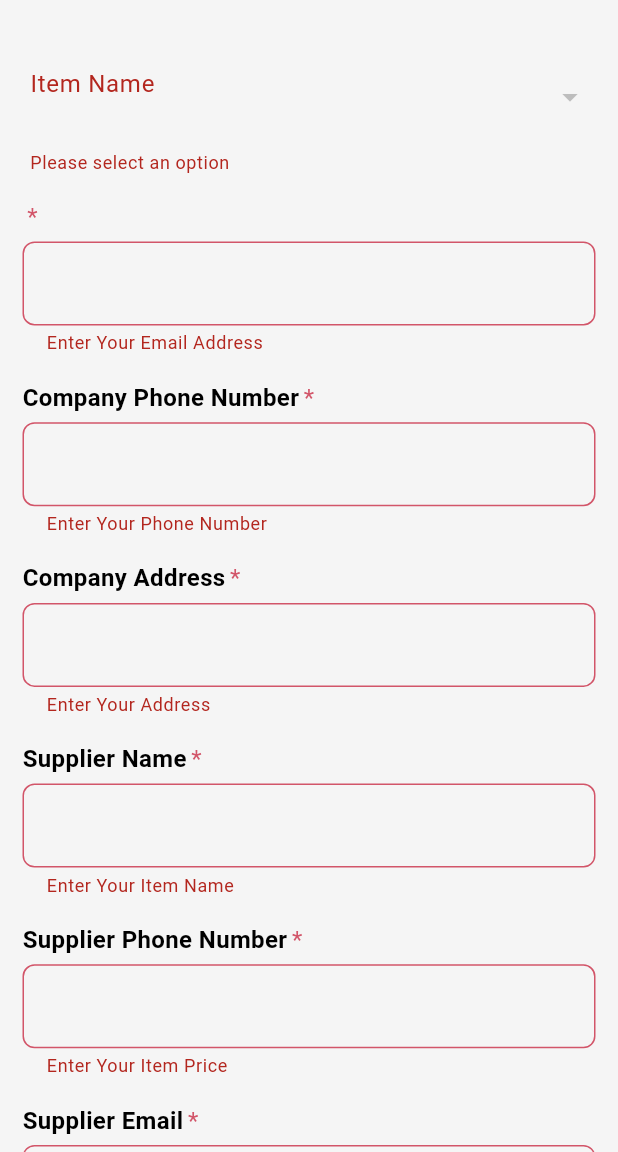
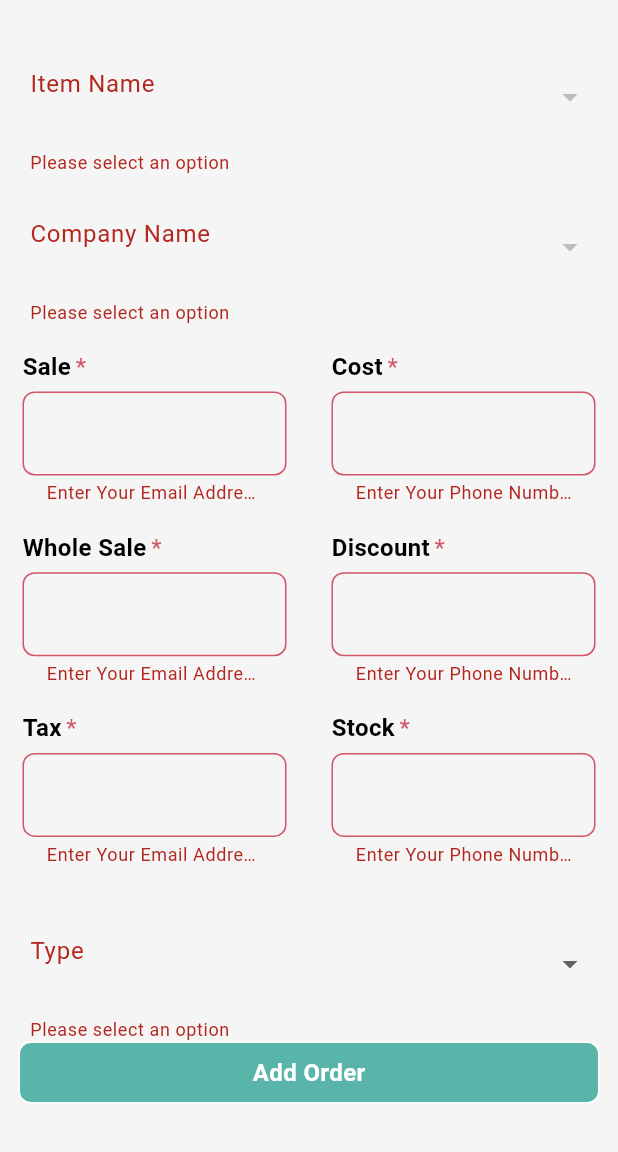
Before and after one commit to Shahabmustafa/Flutter-invoice-app, a Flutter app: the AddOrder screen opened by its route, after a tap on "Add Order", on a phone screen of 412 x 824 dp, the part 84-1236 px from its top. Run offline on Flutter 3.47's test engine with Material 3 defaults, Android fonts, the phone set to English and light mode, and no system bars; our stand-ins replace avatar_glow, cached_network_image, cloud_firestore, firebase_auth, firebase_core, firebase_storage and 9 more; missing offline and left inert: dart:ffi, emailjs; accounts and stored records are empty.

Commit message:
add code

```diff
--- /dev/null
+++ b/lib/model/order_model.dart
@@ -0,0 +1,52 @@
+
+
+
+class OrderModel {
+  String? itemName;
+  String? companyName;
+  String? sale;
+  String? cost;
+  String? wholeSale;
+  String? discount;
+  String? Tax;
+  String? Stock;
+  String? type;
+
+  OrderModel(
+      {this.itemName,
+        this.companyName,
+        this.sale,
+        this.cost,
+        this.wholeSale,
+        this.discount,
+        this.Tax,
+        this.Stock,
+        this.type,
+      });
+
+  OrderModel.fromJson(Map<String, dynamic> json) {
+    itemName = json['itemName'];
+    companyName = json['companyName'];
+    sale = json['sale'];
+    cost = json['cost'];
+    wholeSale = json['wholeSale'];
+    discount = json['discount'];
+    Tax = json['Tax'];
+    Stock = json['Stock'];
+    type = json['type'];
+  }
+
+  Map<String, dynamic> toJson() {
+    final Map<String, dynamic> data = new Map<String, dynamic>();
+    data['itemName'] = this.itemName;
+    data['companyName'] = this.companyName;
+    data['sale'] = this.sale;
+    data['cost'] = this.cost;
+    data['wholeSale'] = this.wholeSale;
+    data['discount'] = this.discount;
+    data['Tax'] = this.Tax;
+    data['Stock'] = this.Stock;
+    data['type'] = this.type;
+    return data;
+  }
+}
--- a/lib/res/app_api/app_api_service.dart
+++ b/lib/res/app_api/app_api_service.dart
@@ -28,4 +28,9 @@ class AppApiService{
   firestore.collection("users")
       .doc(userId)
       .collection("supplier");
+
+  static final order =
+  firestore.collection("users")
+      .doc(userId)
+      .collection("orders");
 }
--- a/lib/res/routes/routes.dart
+++ b/lib/res/routes/routes.dart
@@ -1,5 +1,6 @@
 import 'package:flutter_invoice_app/view/auth/login_screen.dart';
 import 'package:flutter_invoice_app/view/auth/sign_up_screen.dart';
+import 'package:flutter_invoice_app/view/bottam%20navigator%20bar/setting/order/order_details.dart';
 import 'package:flutter_invoice_app/view/bottam%20navigator%20bar/setting/prodile_screen.dart';
 import 'package:flutter_invoice_app/view/home/home_screen.dart';
 import 'package:flutter_invoice_app/view/splash/splash_screen.dart';
@@ -44,6 +45,7 @@ class AppRoutes{
   static const String CustomersDetail = "/CustomerDetail_screen";
   static const String addOrder = "/add_order";
   static const String Order = "/order_screen";
+  static const String orderDetail = "/orderDetail_screen";
 
   static appRoutes() => [
     GetPage(
@@ -160,5 +162,11 @@ class AppRoutes{
       transition: Transition.rightToLeftWithFade,
       transitionDuration: const Duration(microseconds: 250),
     ),
+    GetPage(
+      name: orderDetail,
+      page: () => OrderDetail(),
+      transition: Transition.rightToLeftWithFade,
+      transitionDuration: const Duration(microseconds: 250),
+    ),
   ];
 }
--- /dev/null
+++ b/lib/view model/firebase/order_controller.dart
@@ -0,0 +1,75 @@
+import 'dart:ffi';
+
+import 'package:cloud_firestore/cloud_firestore.dart';
+import 'package:flutter/cupertino.dart';
+import 'package:flutter_invoice_app/model/order_model.dart';
+import 'package:flutter_invoice_app/view%20model/loading_controller.dart';
+import 'package:get/get.dart';
+
+import '../../res/app_api/app_api_service.dart';
+
+class OrderController extends GetxController{
+
+  Rx<TextEditingController> sale = TextEditingController().obs;
+  Rx<TextEditingController> cost = TextEditingController().obs;
+  Rx<TextEditingController> wholeSale = TextEditingController().obs;
+  Rx<TextEditingController> discount = TextEditingController().obs;
+  Rx<TextEditingController> Tax = TextEditingController().obs;
+  Rx<TextEditingController> Stock = TextEditingController().obs;
+
+
+  final loading = Get.put(LoadingController());
+
+  addOrder(String itemName,String companyName,String type)async{
+    OrderModel orderModel = OrderModel(
+      itemName: itemName,
+      companyName: companyName,
+      sale: sale.value.text,
+      cost: cost.value.text,
+      wholeSale: wholeSale.value.text,
+      discount: discount.value.text,
+      Tax: Tax.value.text,
+      Stock: Stock.value.text,
+      type: type,
+    );
+    loading.setLoading(true);
+    try{
+      await AppApiService.order.add(orderModel.toJson()).then((value){
+        loading.setLoading(false);
+      }).onError((error, stackTrace){
+        loading.setLoading(false);
+      });
+    }catch(e){
+      loading.setLoading(false);
+    }
+  }
+
+
+
+  Future<List<String>> itemsName() async {
+    List<String> dropdownItems = [];
+    try {
+      QuerySnapshot querySnapshot = await AppApiService.item.get();
+      if (querySnapshot.docs.isNotEmpty) {
+        dropdownItems = querySnapshot.docs.map((doc) => doc['itemName'].toString()).toList();
+      }
+    } catch (e) {
+      print('Error fetching data: $e');
+    }
+    return dropdownItems;
+  }
+
+  Future<List<String>> companysName() async {
+    List<String> dropdownItems = [];
+    try {
+      QuerySnapshot querySnapshot = await AppApiService.supplier.get();
+      if (querySnapshot.docs.isNotEmpty) {
+        dropdownItems = querySnapshot.docs.map((doc) => doc['companyName'].toString()).toList();
+      }
+    } catch (e) {
+      print('Error fetching data: $e');
+    }
+    return dropdownItems;
+  }
+
+}
--- a/lib/view/bottam navigator bar/setting/order/add_order.dart
+++ b/lib/view/bottam navigator bar/setting/order/add_order.dart
@@ -1,8 +1,6 @@
-import 'package:cloud_firestore/cloud_firestore.dart';
 import 'package:flutter/material.dart';
-import 'package:flutter_invoice_app/res/colors/app_colors.dart';
-
-import '../../../../res/app_api/app_api_service.dart';
+import 'package:flutter_invoice_app/view%20model/firebase/order_controller.dart';
+import 'package:get/get.dart';
 import '../../../../res/component/app_button.dart';
 import '../../../../res/component/invoice_text_field.dart';
 
@@ -17,29 +15,40 @@ class _AddOrderState extends State<AddOrder> {
 
   final _key = GlobalKey<FormState>();
 
-  String? selectedDropdownValue;
-  List<String> dropdownItems = [];
+  String? itemName;
+  String? companyName;
+  String? orderType;
+  List<String> orderTypeDropDownItems = [
+    "Sender",
+    "Receiver",
+  ];
+  List<String> itemNameDropdownItems = [];
+  List<String> companyNameDropdownItems = [];
 
-  Future<List<String>> fetchDropdownDataFromFirebase() async {
-    List<String> dropdownItems = [];
-    try {
-      QuerySnapshot querySnapshot = await AppApiService.item.get();
-      if (querySnapshot.docs.isNotEmpty) {
-        dropdownItems = querySnapshot.docs.map((doc) => doc['itemName'].toString()).toList();
+
+
+  final orderController = Get.put(OrderController());
+
+  Future<void> itemNameSetState() async {
+    List<String> data = await orderController.itemsName();
+    setState(() {
+      itemNameDropdownItems = data;
+    });
   }
-    } catch (e) {
-      print('Error fetching data: $e');
-    }
-    return dropdownItems;
+  Future<void> companyNameSetState() async {
+    List<String> data = await orderController.companysName();
+    setState(() {
+      companyNameDropdownItems = data;
+    });
   }
 
-  Future<void> fetchDataAndSetState() async {
-    List<String> data = await fetchDropdownDataFromFirebase();
-    setState(() {
-      dropdownItems = data;
-    });
+  @override
+  void initState() {
+    // TODO: implement initState
+    super.initState();
+    itemNameSetState();
+    companyNameSetState();
   }
-  @override
   Widget build(BuildContext context) {
     final size = MediaQuery.sizeOf(context);
     return Scaffold(
@@ -64,13 +73,13 @@ class _AddOrderState extends State<AddOrder> {
                         errorText: state.errorText,
                         border: InputBorder.none,
                       ),
-                      isEmpty: selectedDropdownValue == null || selectedDropdownValue!.isEmpty,
+                      isEmpty: itemName == null || itemName!.isEmpty,
                       child: DropdownButtonFormField<String>(
-                        value: selectedDropdownValue,
+                        value: itemName,
                         decoration: InputDecoration(
                           border: InputBorder.none,
                         ),
-                        items: dropdownItems.map((String value) {
+                        items: itemNameDropdownItems.map((String value) {
                           return DropdownMenuItem<String>(
                             value: value,
                             child: Text(value),
@@ -78,7 +87,46 @@ class _AddOrderState extends State<AddOrder> {
                         }).toList(),
                         onChanged: (value) {
                           setState(() {
-                            selectedDropdownValue = value;
+                            itemName = value;
+                          });
+                          state.didChange(value);
+                        },
+                      ),
+                    );
+                  },
+                  validator: (value) {
+                    if (value == null || value.isEmpty) {
+                      return 'Please select an option';
+                    }
+                    return null;
+                  },
+                ),
+              ),
+              Padding(
+                padding: const EdgeInsets.symmetric(horizontal: 20),
+                child: FormField<String>(
+                  builder: (FormFieldState<String> state) {
+                    return InputDecorator(
+                      decoration: InputDecoration(
+                        labelText: 'Company Name',
+                        errorText: state.errorText,
+                        border: InputBorder.none,
+                      ),
+                      isEmpty: companyName == null || companyName!.isEmpty,
+                      child: DropdownButtonFormField<String>(
+                        value: companyName,
+                        decoration: InputDecoration(
+                          border: InputBorder.none,
+                        ),
+                        items: companyNameDropdownItems.map((String value) {
+                          return DropdownMenuItem<String>(
+                            value: value,
+                            child: Text(value),
+                          );
+                        }).toList(),
+                        onChanged: (value) {
+                          setState(() {
+                            companyName = value;
                           });
                           state.didChange(value);
                         },
@@ -96,82 +144,143 @@ class _AddOrderState extends State<AddOrder> {
               SizedBox(
                 height: size.height * 0.02,
               ),
-              InvoiceTextField(
-                title: "",
+              Row(
+               children: [
+                 Flexible(
+                   child: InvoiceTextField(
+                     title: "Sale",
+                     keyboardType: TextInputType.emailAddress,
+                     controller: orderController.sale.value,
+                     validator: (value){
+                       return value!.isEmpty ? "Enter Your Email Address" : null;
+                     },
+                   ),
+                 ),
+                 Flexible(
+                   child: InvoiceTextField(
+                     title: "Cost",
+                     controller: orderController.cost.value,
+                     keyboardType: TextInputType.phone,
+                     validator: (value){
+                       return value!.isEmpty ? "Enter Your Phone Number" : null;
+                     },
+                   ),
+                 ),
+               ],
+             ),
+              SizedBox(
+                height: size.height * 0.02,
+              ),
+              Row(
+                children: [
+                  Flexible(
+                    child: InvoiceTextField(
+                      title: "Whole Sale",
+                      controller: orderController.wholeSale.value,
                       keyboardType: TextInputType.emailAddress,
                       validator: (value){
                         return value!.isEmpty ? "Enter Your Email Address" : null;
                       },
                     ),
-              SizedBox(
-                height: size.height * 0.02,
                   ),
-              InvoiceTextField(
-                title: "Company Phone Number",
-                // controller: addSupplier.companyPhoneNumber.value,
+                  Flexible(
+                    child: InvoiceTextField(
+                      title: "Discount",
+                      controller: orderController.discount.value,
                       keyboardType: TextInputType.phone,
                       validator: (value){
                         return value!.isEmpty ? "Enter Your Phone Number" : null;
                       },
                     ),
-              SizedBox(
-                height: size.height * 0.02,
                   ),
-              InvoiceTextField(
-                title: "Company Address",
-                // controller: addSupplier.companyAddress.value,
-                keyboardType: TextInputType.multiline,
-                maxLines: 5,
-                validator: (value){
-                  return value!.isEmpty ? "Enter Your Address" : null;
-                },
+                ],
               ),
               SizedBox(
                 height: size.height * 0.02,
               ),
-              InvoiceTextField(
-                title: "Supplier Name",
-                // controller: addSupplier.supplierName.value,
+              Row(
+                children: [
+                  Flexible(
+                    child: InvoiceTextField(
+                      title: "Tax",
+                      controller: orderController.Tax.value,
+                      keyboardType: TextInputType.emailAddress,
                       validator: (value){
-                  return value!.isEmpty ? "Enter Your Item Name" : null;
+                        return value!.isEmpty ? "Enter Your Email Address" : null;
                       },
+                    ),
+                  ),
+                  Flexible(
+                    child: InvoiceTextField(
+                      title: "Stock",
+                      controller: orderController.Stock.value,
+                      keyboardType: TextInputType.phone,
+                      validator: (value){
+                        return value!.isEmpty ? "Enter Your Phone Number" : null;
+                      },
+                    ),
+                  ),
+                ],
               ),
               SizedBox(
                 height: size.height * 0.02,
               ),
-              InvoiceTextField(
-                title: "Supplier Phone Number",
-                // controller: addSupplier.supplierPhoneNumber.value,
-                keyboardType: TextInputType.number,
-                validator: (value){
-                  return value!.isEmpty ? "Enter Your Item Price" : null;
+              Padding(
+                padding: const EdgeInsets.symmetric(horizontal: 20),
+                child: FormField<String>(
+                  builder: (FormFieldState<String> state) {
+                    return InputDecorator(
+                      decoration: InputDecoration(
+                        labelText: 'Type',
+                        errorText: state.errorText,
+                        border: InputBorder.none,
+                      ),
+                      isEmpty: orderType == null || orderType!.isEmpty,
+                      child: DropdownButtonFormField<String>(
+                        value: orderType,
+                        decoration: InputDecoration(
+                          border: InputBorder.none,
+                        ),
+                        items: orderTypeDropDownItems.map((String value) {
+                          return DropdownMenuItem<String>(
+                            value: value,
+                            child: Text(value),
+                          );
+                        }).toList(),
+                        onChanged: (value) {
+                          setState(() {
+                            orderType = value;
+                          });
+                          state.didChange(value);
                         },
                       ),
-              SizedBox(
-                height: size.height * 0.02,
-              ),
-              InvoiceTextField(
-                title: "Supplier Email",
-                // controller: addSupplier.supplierEmail.value,
-                suffix: Text("%"),
-                validator: (value){
-                  return value!.isEmpty ? "Enter Your Item Whole Price" : null;
+                    );
+                  },
+                  validator: (value) {
+                    if (value == null || value.isEmpty) {
+                      return 'Please select an option';
+                    }
+                    return null;
                   },
                 ),
-              SizedBox(
-                height: size.height * 0.02,
               ),
-              AppButton(
+              Obx((){
+                return AppButton(
                   title: "Add Order",
                   height: size.height * 0.05,
                   width: size.width * 0.94,
-                // loading: addSupplier.loading.loading.value,
+                  loading: orderController.loading.loading.value,
                   onTap: (){
                     if(_key.currentState!.validate()){
-                    dropdownItems.toString();
+                      orderController.addOrder(
+                        itemName.toString(),
+                        companyName.toString(),
+                        orderType.toString(),
+                      );
                     }
                   },
-              ),
+                );
+              }),
             ],
           ),
         ),
--- /dev/null
+++ b/lib/view/bottam navigator bar/setting/order/reciver_order.dart
@@ -0,0 +1,72 @@
+
+
+
+import 'package:flutter/material.dart';
+import 'package:flutter_invoice_app/res/calculation/calculation.dart';
+import 'package:get/get.dart';
+import 'package:get/get_core/src/get_main.dart';
+
+import '../../../../res/app_api/app_api_service.dart';
+import '../../../../res/routes/routes.dart';
+
+class OrderReceiver extends StatefulWidget {
+  const OrderReceiver({Key? key}) : super(key: key);
+
+  @override
+  State<OrderReceiver> createState() => _OrderReceiverState();
+}
+
+class _OrderReceiverState extends State<OrderReceiver> {
+
+  final receiverOrder = AppApiService.order.where("type",isEqualTo: "Receiver").snapshots();
+  final multiply = Calculation();
+  @override
+  Widget build(BuildContext context) {
+    return StreamBuilder(
+      stream: receiverOrder,
+      builder: (context,snapshot){
+        if(snapshot.hasData){
+          return ListView.builder(
+            itemCount: snapshot.data!.docs.length,
+            itemBuilder: (context,index){
+              var order = snapshot.data!.docs[index];
+              return Card(
+                child: ListTile(
+                  title: Text(order["itemName"]),
+                  subtitle: Text("Stock ${order["Stock"]}"),
+                  trailing: Column(
+                    mainAxisAlignment: MainAxisAlignment.center,
+                    crossAxisAlignment: CrossAxisAlignment.start,
+                    children: [
+                      Text("Cost ${order["cost"]}"),
+                      Text("total ${multiply.multiply(order["cost"], order["Stock"])}"),
+                    ],
+                  ),
+                  onTap: (){
+                    Get.toNamed(
+                      AppRoutes.orderDetail,
+                      arguments: [
+                        order["itemName"],
+                        order["companyName"],
+                        order["sale"],
+                        order["cost"],
+                        order["wholeSale"],
+                        order["discount"],
+                        order["Tax"],
+                        order["Stock"],
+                        order["type"],
+                        snapshot.data!.docs[index].id,
+                      ],
+                    );
+                  },
+                ),
+              );
+            },
+          );
+        }else{
+          return Center(child: CircularProgressIndicator());
+        }
+      },
+    );
+  }
+}
--- /dev/null
+++ b/lib/view/bottam navigator bar/setting/order/sender_order.dart
@@ -0,0 +1,59 @@
+import 'package:flutter/material.dart';
+import 'package:get/get.dart';
+import 'package:get/get_core/src/get_main.dart';
+
+import '../../../../res/app_api/app_api_service.dart';
+import '../../../../res/routes/routes.dart';
+
+class OrderSender extends StatefulWidget {
+  const OrderSender({Key? key}) : super(key: key);
+
+  @override
+  State<OrderSender> createState() => _OrderSenderState();
+}
+
+class _OrderSenderState extends State<OrderSender> {
+  final senderOrder = AppApiService.order.where("type",isEqualTo: "Sender").snapshots();
+  @override
+  Widget build(BuildContext context) {
+    return StreamBuilder(
+      stream: senderOrder,
+      builder: (context,snapshot){
+        if(snapshot.hasData){
+          return ListView.builder(
+            itemCount: snapshot.data!.docs.length,
+            itemBuilder: (context,index){
+              var order = snapshot.data!.docs[index];
+              return Card(
+                child: ListTile(
+                  title: Text(order["itemName"]),
+                  trailing: Text(order["sale"]),
+                  subtitle: Text("Stock ${order["Stock"]}"),
+                  onTap: (){
+                    Get.toNamed(
+                      AppRoutes.orderDetail,
+                      arguments: [
+                        order["itemName"],
+                        order["companyName"],
+                        order["sale"],
+                        order["cost"],
+                        order["wholeSale"],
+                        order["discount"],
+                        order["Tax"],
+                        order["Stock"],
+                        order["type"],
+                        snapshot.data!.docs[index].id,
+                      ],
+                    );
+                  },
+                ),
+              );
+            },
+          );
+        }else{
+          return Center(child: CircularProgressIndicator());
+        }
+      },
+    );
+  }
+}
```
Also changed, not shown: lib/res/calculation/calculation.dart (added, +11 -0 lines), lib/view/bottam navigator bar/setting/order/order.dart (+29 -1 lines), lib/view/bottam navigator bar/setting/order/order_details.dart (renamed from lib/view/bottam navigator bar/setting/items/item_detail.dart, +36 -32 lines). Lines whose indentation alone changed are shown as unchanged.
